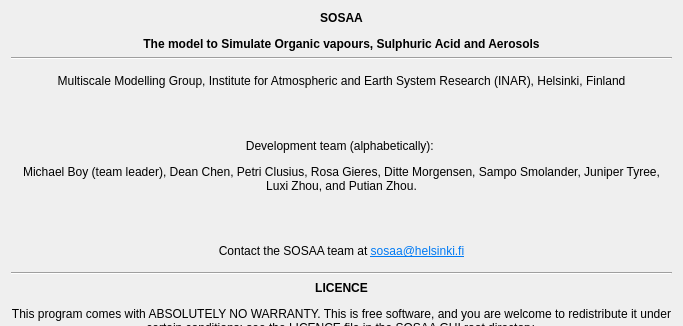
Qt form sosaa_gui/layouts/about.ui (juntyr/sosaa-gui) before a commit; both pictures show x 0 to 683 and y 0 to 326 of the 683 by 509 pixel window.
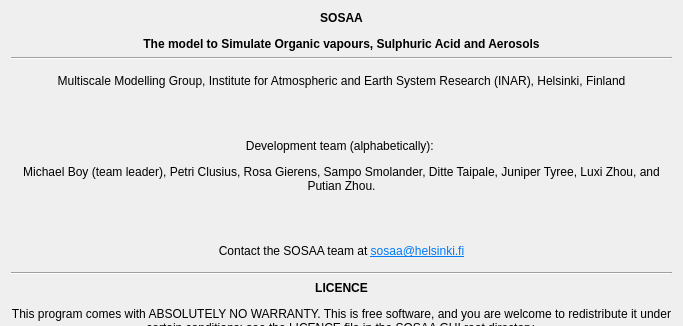
The same form after that commit.

Commit message: Fix SOSAA contributor list

What changed in the file:
```diff
--- a/sosaa_gui/layouts/about.ui
+++ b/sosaa_gui/layouts/about.ui
@@ -51,7 +51,7 @@
    <item>
     <widget class="QLabel" name="label_4">
      <property name="text">
-      <string>&lt;html&gt;&lt;head/&gt;&lt;body&gt;&lt;p align=&quot;center&quot;&gt;Development team (alphabetically): &lt;/p&gt;&lt;p align=&quot;center&quot;&gt;Michael Boy (team leader), Dean Chen, Petri Clusius, Rosa Gieres, Ditte Morgensen, Sampo Smolander, Juniper Tyree, Luxi Zhou, and Putian Zhou.&lt;/p&gt;&lt;/body&gt;&lt;/html&gt;</string>
+      <string>&lt;html&gt;&lt;head/&gt;&lt;body&gt;&lt;p align=&quot;center&quot;&gt;Development team (alphabetically): &lt;/p&gt;&lt;p align=&quot;center&quot;&gt;Michael Boy (team leader), Petri Clusius, Rosa Gierens, Sampo Smolander, Ditte Taipale, Juniper Tyree, Luxi Zhou, and Putian Zhou.&lt;/p&gt;&lt;/body&gt;&lt;/html&gt;</string>
      </property>
      <property name="wordWrap">
       <bool>true</bool>
```
The commit also changes 2 other files.
